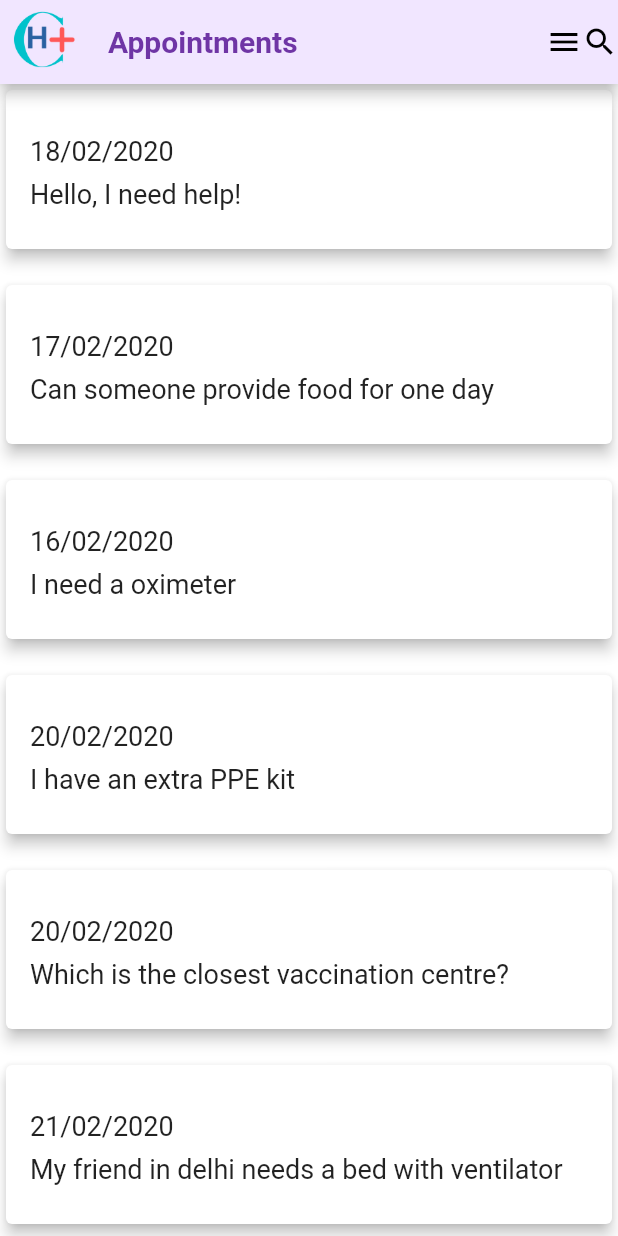
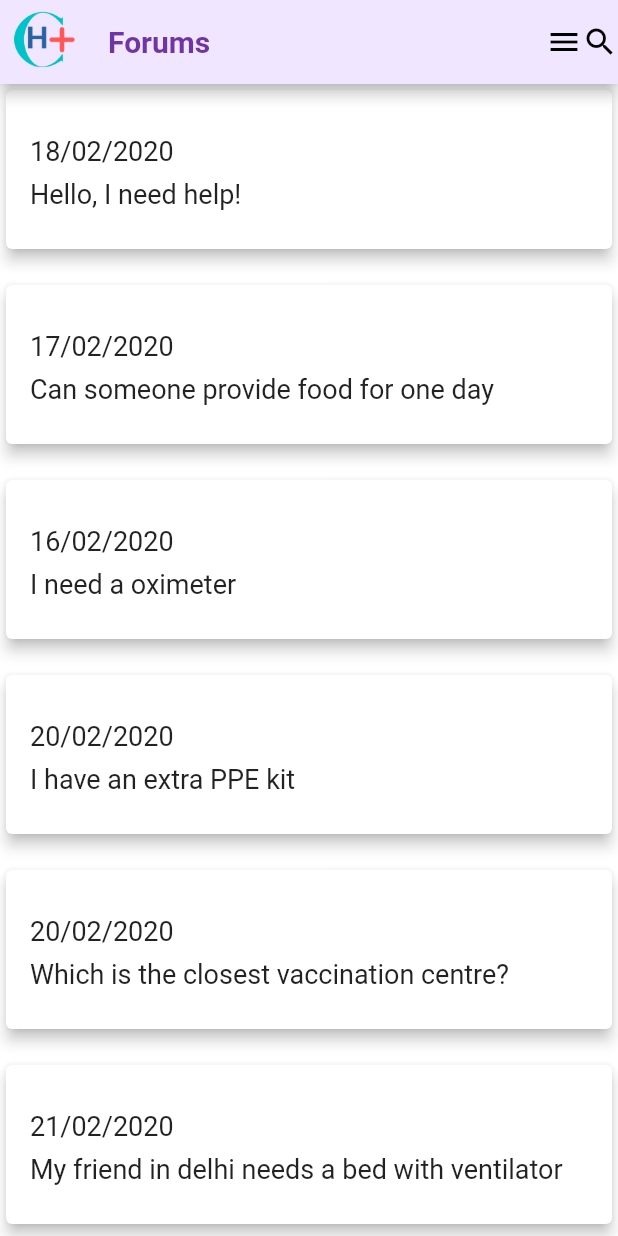
Before and after one commit to ManaliTanna/CoviHope, a Flutter app: the Body screen opened directly, after a tap on "Emergency Help", on a phone screen of 412 x 824 dp. Run offline on Flutter 3.47's test engine with Material 2 defaults, Android fonts, the phone set to English and light mode, and no system bars; our stand-ins replace flutter_svg, font_awesome_flutter, toggle_switch.

Commit message:
Final Changes

```diff
--- a/covihope/lib/Screens/DoctorHome/components/body.dart
+++ b/covihope/lib/Screens/DoctorHome/components/body.dart
@@ -2,6 +2,9 @@ import 'dart:async';
 import 'dart:convert';
 import 'package:covihope/Screens/Appointments/Appointments.dart';
 import 'package:covihope/Screens/forums/forums.dart';
+
+import 'package:covihope/Screens/Donation/Donation.dart';
+import 'package:covihope/Screens/Emergency/Emergency.dart';
 import 'package:flutter/material.dart';
 import 'package:covihope/constants.dart';
 import 'package:covihope/components/cards.dart';
@@ -74,7 +77,7 @@ class Body extends StatelessWidget {
                         context,
                         MaterialPageRoute(
                           builder: (context) {
-                            return Appointments(); //Add Emergency here
+                            return Emergency(); //Add Emergency here
                           },
                         ),
                       );
@@ -108,7 +111,7 @@ class Body extends StatelessWidget {
                         context,
                         MaterialPageRoute(
                           builder: (context) {
-                            return Appointments(); //Add donate screen here
+                            return Donation(); //Add donate screen here
                           },
                         ),
                       );
--- /dev/null
+++ b/covihope/lib/Screens/Emergency/Emergency.dart
@@ -0,0 +1,27 @@
+import 'package:covihope/constants.dart';
+import 'package:flutter/material.dart';
+import 'package:covihope/constants.dart';
+// ignore: unused_import
+import 'package:covihope/Screens/forums/components/body.dart';
+
+class Emergency extends StatelessWidget {
+  @override
+  Widget build(BuildContext context) {
+    return Scaffold(
+      appBar: AppBar(
+        backgroundColor: kPrimaryLightColor,
+        leading: Image.asset(
+            'assets/images/logo.png'), // you can put Icon as well, it accepts any widget.
+        title: Text(
+          "Forums",
+          style: TextStyle(color: kPrimaryColor, fontWeight: FontWeight.bold),
+        ),
+        actions: [
+          Icon(Icons.menu, color: Colors.black),
+          Icon(Icons.search, color: Colors.black),
+        ],
+      ),
+      body: Body(),
+    );
+  }
+}
```
Also changed, not shown: covihope/lib/Screens/Emergency/components/body.dart (added, +36 -0 lines).
